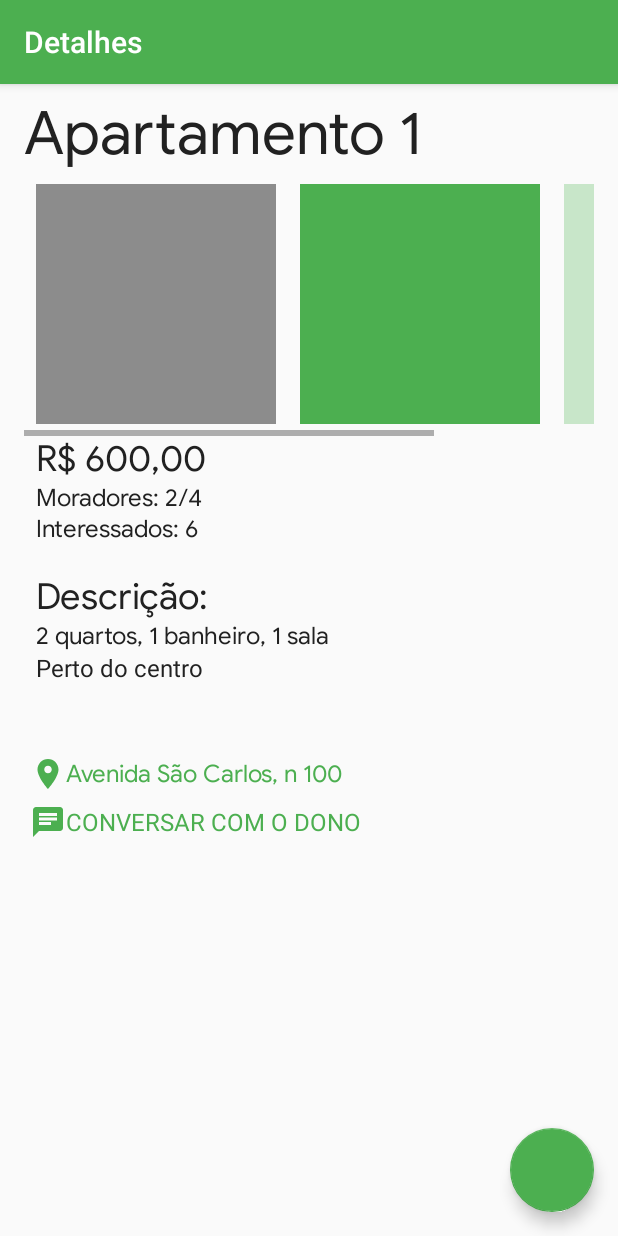
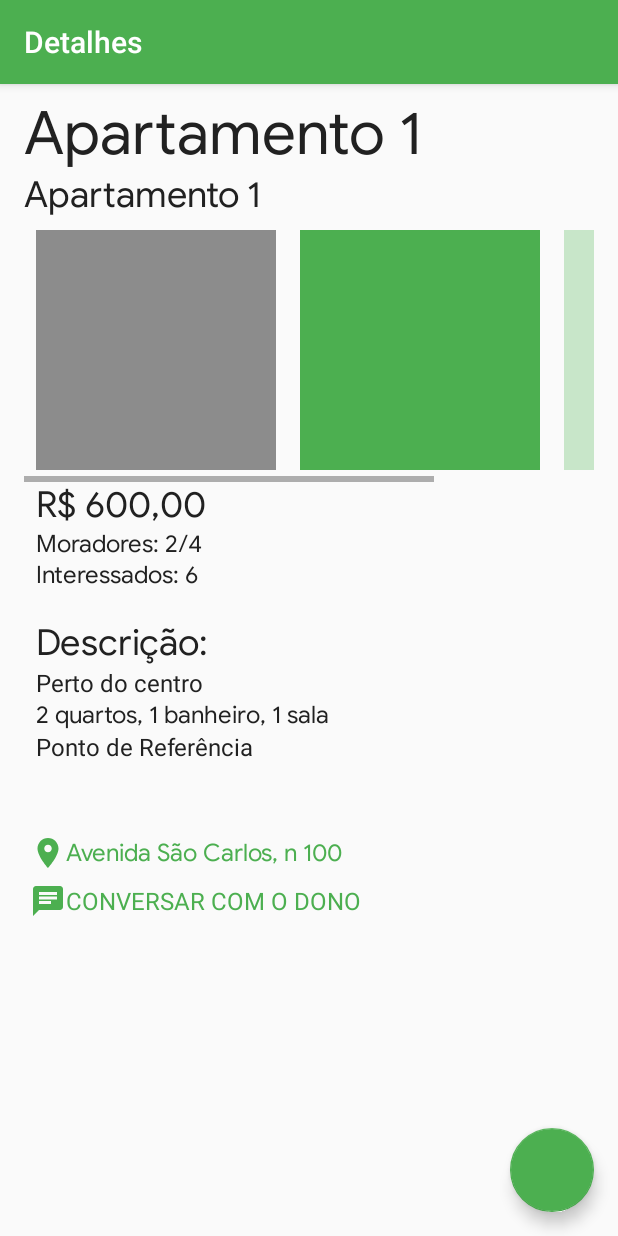
Before and after one commit to DaanMoura/Hestia, an Android app: the InfoImovelActivity screen opened directly, with no data from a screen before it, on a phone screen of 412 x 824 dp. Run offline under Robolectric (Android 15) with nearby library versions, the phone set to English and light mode, and no system bars; our stand-ins replace Firebase (no records; nobody signed in at launch, a user with empty details on screens opened directly); 3 statements that could not run were skipped.

Commit message:
Cadastro de imovel implementado (só falta a parte das fotos)

```diff
--- a/app/src/main/java/com/ufscar/mobile/hestiaapp/cenarios/cadastra_imovel/fragments/InformacoesCadastroFragment.kt
+++ b/app/src/main/java/com/ufscar/mobile/hestiaapp/cenarios/cadastra_imovel/fragments/InformacoesCadastroFragment.kt
@@ -47,6 +47,7 @@ class InformacoesCadastroFragment : Fragment() {
             edtQuartos.setText(argMap.getValue("quartos").toString())
             edtBanheiros.setText(argMap.getValue("banheiros").toString())
             edtSalas.setText(argMap.getValue("sala").toString())
+            edtCozinhas.setText(argMap.getValue("cozinhas").toString())
             edtVagas.setText(argMap.getValue("vagas").toString())
         }
 
@@ -60,6 +61,7 @@ class InformacoesCadastroFragment : Fragment() {
                 infoMap["quartos"] = edtQuartos.text.toString().toInt()
                 infoMap["banheiros"] = edtBanheiros.text.toString().toInt()
                 infoMap["sala"] = edtSalas.text.toString().toInt()
+                infoMap["cozinhas"] = edtCozinhas.text.toString().toInt()
                 infoMap["vagas"] = edtVagas.text.toString().toInt()
                 val argMap = arguments?.getSerializable(ARG_ENDERECO_MAP) as HashMap<String, Any>?
                 listener?.onProsseguirEnderecoInteraction(infoMap, argMap)
--- a/app/src/main/res/layout/activity_info_imovel.xml
+++ b/app/src/main/res/layout/activity_info_imovel.xml
@@ -26,6 +26,14 @@
                 android:text="@string/default_card_title"
                 android:textColor="@color/primaryText"
                 android:textSize="40sp" />
+            <TextView
+                android:id="@+id/info_tipo"
+                android:layout_width="wrap_content"
+                android:layout_height="wrap_content"
+                android:fontFamily="@font/googlesans"
+                android:text="@string/default_card_title"
+                android:textColor="@color/primaryText"
+                android:textSize="24sp" />
 
             <HorizontalScrollView
                 android:layout_width="wrap_content"
@@ -106,6 +114,15 @@
                 android:textSize="24sp" />
 
             <TextView
+                android:id="@+id/info_desc"
+                android:layout_width="wrap_content"
+                android:layout_height="wrap_content"
+                android:layout_marginStart="8dp"
+                android:text="@string/default_short_description"
+                android:textColor="@color/primaryText"
+                android:textSize="16sp" />
+
+            <TextView
                 android:id="@+id/info_comodos"
                 android:layout_width="wrap_content"
                 android:layout_height="wrap_content"
@@ -116,11 +133,11 @@
                 android:textSize="16sp" />
 
             <TextView
-                android:id="@+id/info_desc"
+                android:id="@+id/info_referencia"
                 android:layout_width="wrap_content"
                 android:layout_height="wrap_content"
                 android:layout_marginStart="8dp"
-                android:text="@string/default_short_description"
+                android:text="@string/placeholder_ref"
                 android:textColor="@color/primaryText"
                 android:textSize="16sp" />
 
--- a/app/src/main/res/values/strings.xml
+++ b/app/src/main/res/values/strings.xml
@@ -65,6 +65,7 @@
     <string name="referencia">Referência (opcional)</string>
     <string name="voltar">voltar</string>
     <string name="descricaoTitle">Descrição</string>
+    <string name="placeholder_ref">Ponto de Referência</string>
 
     <string-array name="tipos_imovel">
         <item>Casa</item>
```
Also changed, not shown: app/src/main/java/com/ufscar/mobile/hestiaapp/adapter/CardAdapter.kt (+6 -8 lines), app/src/main/java/com/ufscar/mobile/hestiaapp/cenarios/cadastra_imovel/CadastraImovelActivity.kt (+20 -3 lines), app/src/main/java/com/ufscar/mobile/hestiaapp/cenarios/cadastra_imovel/CadastraImovelContract.kt (+9 -3 lines), app/src/main/java/com/ufscar/mobile/hestiaapp/cenarios/cadastra_imovel/CadastraImovelPresenter.kt (+4 -10 lines), app/src/main/java/com/ufscar/mobile/hestiaapp/cenarios/cadastra_imovel/fragments/EnderecoCadastroFragment.kt (+13 -2 lines), app/src/main/java/com/ufscar/mobile/hestiaapp/cenarios/info_imovel/InfoImovelActivity.kt (+15 -4 lines).
